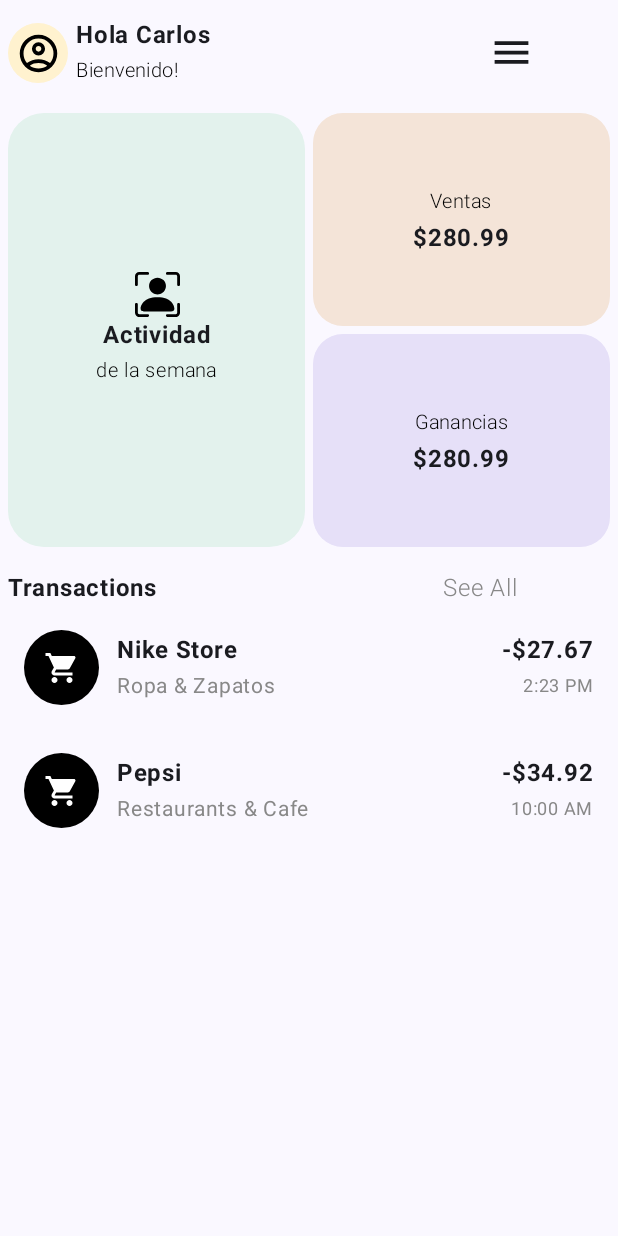
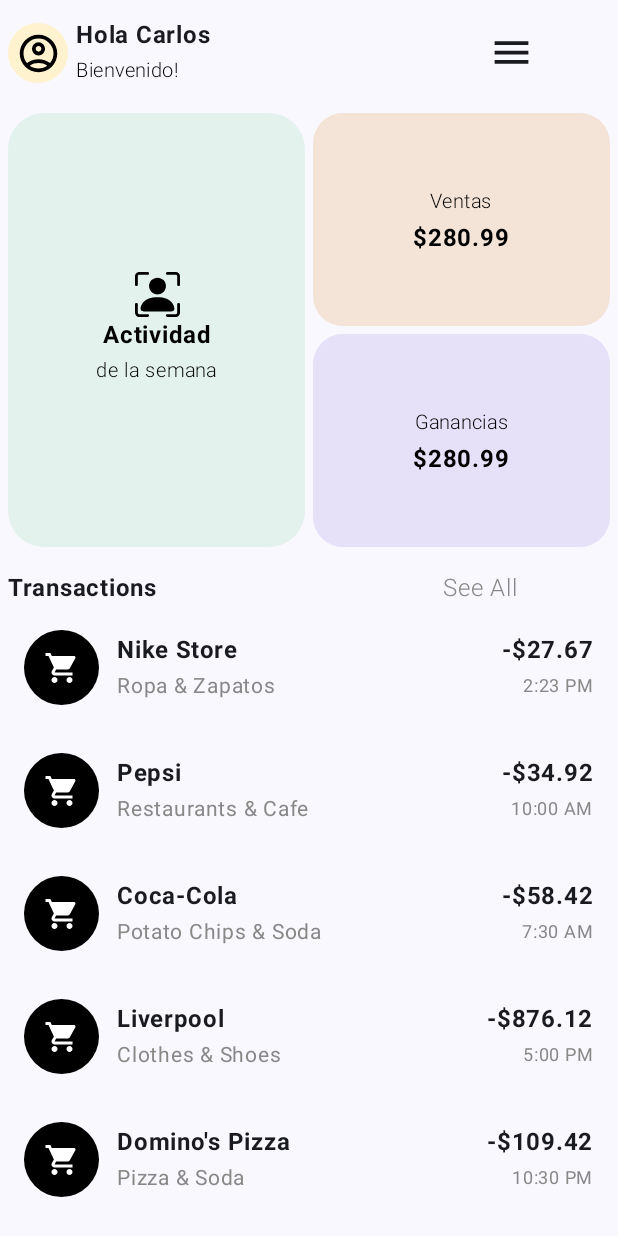
Before and after one commit to 511Android2/BankApp, an Android app built with Jetpack Compose: the screen it shows after launch (MainActivity), on a phone screen of 412 x 824 dp. Run offline under Robolectric (Android 15) with nearby library versions, the phone set to English and light mode, and no system bars.

Commit message:
Cambio en transactions

```diff
--- a/app/src/main/java/com/example/bankapp/models/Transactions.kt
+++ b/app/src/main/java/com/example/bankapp/models/Transactions.kt
@@ -22,5 +22,33 @@ val TransactionsList = listOf(
         product = "Restaurants & Cafe",
         money = 34.92,
         hour = "10:00 AM"
+    ),
+    Transactions(
+        id = 3,
+        store = "Coca-Cola",
+        product = "Potato Chips & Soda",
+        money = 58.42,
+        hour = "7:30 AM"
+    ),
+    Transactions(
+        id = 4,
+        store = "Liverpool",
+        product = "Clothes & Shoes",
+        money = 876.12,
+        hour = "5:00 PM"
+    ),
+    Transactions(
+        id = 5,
+        store = "Domino's Pizza",
+        product = "Pizza & Soda",
+        money = 109.42,
+        hour = "10:30 PM"
+    ),
+    Transactions(
+        id = 2,
+        store = "SubWay",
+        product = "Sandwich & Cookie",
+        money = 77.99,
+        hour = "1:00 PM"
     )
 )
--- a/app/src/main/java/com/example/bankapp/screens/HomeScreen.kt
+++ b/app/src/main/java/com/example/bankapp/screens/HomeScreen.kt
@@ -121,6 +121,7 @@ fun HomeScreen(innerPadding:PaddingValues) {
                     )
                     Text (
                         text = "Actividad",
+                        color = Color.Black,
                         fontWeight = FontWeight.Bold
                     )
                     Text (
@@ -155,6 +156,7 @@ fun HomeScreen(innerPadding:PaddingValues) {
                         )
                         Text (
                             text = "$280.99",
+                            color = Color.Black,
                             fontWeight = FontWeight.Bold
                         )
                     }
@@ -179,6 +181,7 @@ fun HomeScreen(innerPadding:PaddingValues) {
                         )
                         Text (
                             text = "$280.99",
+                            color = Color.Black,
                             fontWeight = FontWeight.Bold
                         )
                     }
```
